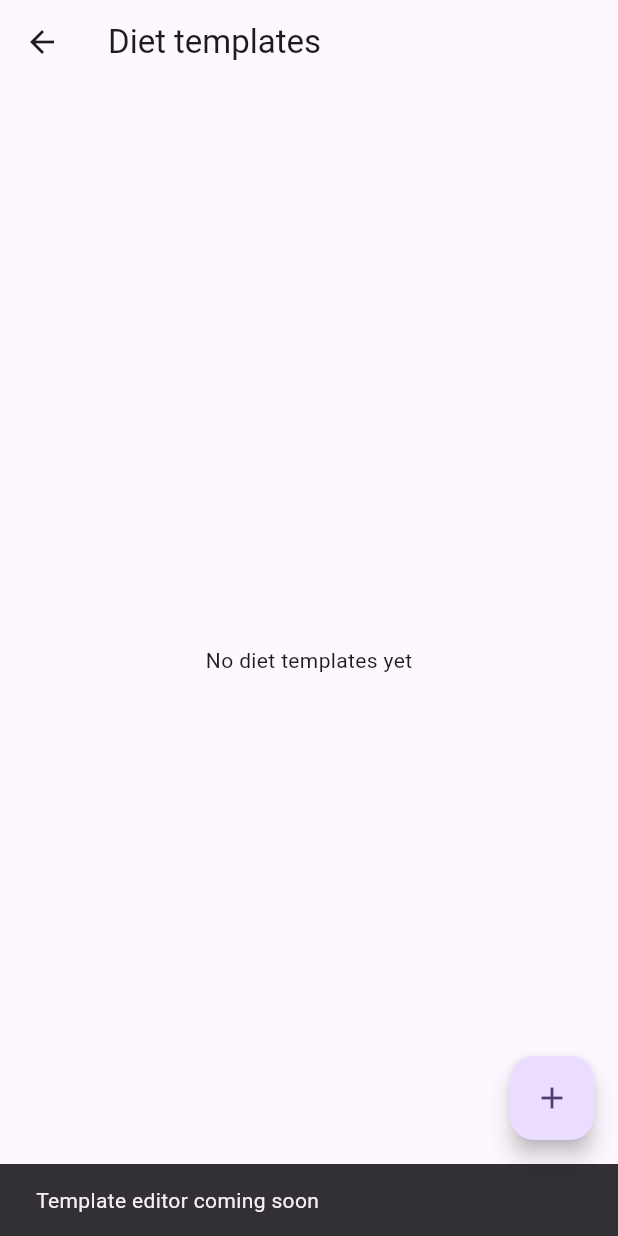
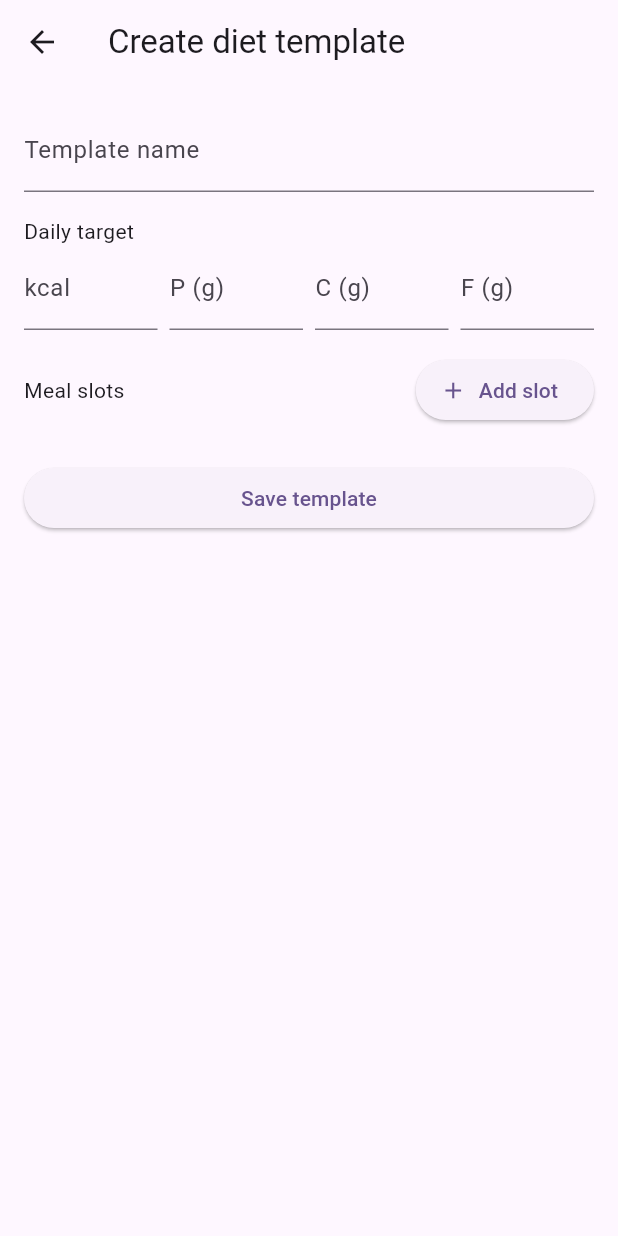
Before and after one commit to DavidSilvente/nutri-mvp, a Flutter app: the DietTemplatesScreen screen opened directly, after a tap on the "add" icon, on a phone screen of 412 x 824 dp. Run offline on Flutter 3.47's test engine with Material 3 defaults, Android fonts, the phone set to English and light mode, and no system bars; our stand-ins replace drift, flutter_riverpod; accounts and stored records are empty; generated files the repository leaves out were written again.

Commit message:
feat(nutrition): add diet template editor

```diff
--- /dev/null
+++ b/lib/features/nutrition/presentation/screens/diet_template_editor_screen.dart
@@ -0,0 +1,480 @@
+import 'package:flutter/material.dart';
+import 'package:flutter_riverpod/flutter_riverpod.dart';
+import 'package:nutri_mvp/core/health_failure_exception.dart';
+import 'package:nutri_mvp/features/nutrition/domain/entities/diet_template.dart';
+import 'package:nutri_mvp/features/nutrition/domain/failures/nutrition_failure.dart';
+import 'package:nutri_mvp/features/nutrition/domain/value_objects/energy.dart';
+import 'package:nutri_mvp/features/nutrition/domain/value_objects/macros.dart';
+import 'package:nutri_mvp/features/nutrition/domain/value_objects/nutrition_target.dart';
+import 'package:nutri_mvp/features/nutrition/presentation/providers/diet_plan_providers.dart';
+
+/// Creates a new diet template or edits an existing one.
+///
+/// [templateId] is `null` for create mode. Slots are edited inline and must
+/// sum to the daily target before the form can be saved.
+class DietTemplateEditorScreen extends ConsumerStatefulWidget {
+  const DietTemplateEditorScreen({super.key, required this.templateId});
+
+  final String? templateId;
+
+  @override
+  ConsumerState<DietTemplateEditorScreen> createState() =>
+      _DietTemplateEditorScreenState();
+}
+
+class _DietTemplateEditorScreenState
+    extends ConsumerState<DietTemplateEditorScreen> {
+  DietTemplate? _template;
+  Object? _lastError;
+  bool _loaded = false;
+
+  bool get _isCreate => widget.templateId == null;
+
+  @override
+  Widget build(BuildContext context) {
+    final stateAsync = ref.watch(dietPlanControllerProvider);
+
+    if (!_loaded && stateAsync.hasValue) {
+      _template = widget.templateId == null
+          ? null
+          : stateAsync.value!.templates.firstWhere(
+              (t) => t.id == widget.templateId,
+              orElse: () => throw StateError('Template not found'),
+            );
+      _loaded = true;
+    }
+
+    if (!_loaded && stateAsync.isLoading) {
+      return Scaffold(
+        appBar: AppBar(
+          title: Text(
+            _isCreate ? 'Create diet template' : 'Edit diet template',
+          ),
+        ),
+        body: const Center(child: CircularProgressIndicator()),
+      );
+    }
+
+    return Scaffold(
+      appBar: AppBar(
+        title: Text(
+          _isCreate ? 'Create diet template' : 'Edit diet template',
+        ),
+      ),
+      body: _TemplateForm(
+        template: _template,
+        initialError: _lastError,
+        onError: (error) => setState(() => _lastError = error),
+      ),
+    );
+  }
+}
+
+class _TemplateForm extends StatefulWidget {
+  const _TemplateForm({
+    this.template,
+    this.initialError,
+    this.onError,
+  });
+
+  final DietTemplate? template;
+  final Object? initialError;
+  final ValueChanged<Object?>? onError;
+
+  @override
+  State<_TemplateForm> createState() => _TemplateFormState();
+}
+
+class _SlotForm {
+  _SlotForm({required this.id});
+
+  final String id;
+  final TextEditingController label = TextEditingController();
+  final TextEditingController kcal = TextEditingController();
+  final TextEditingController protein = TextEditingController();
+  final TextEditingController carbs = TextEditingController();
+  final TextEditingController fat = TextEditingController();
+
+  void dispose() {
+    label.dispose();
+    kcal.dispose();
+    protein.dispose();
+    carbs.dispose();
+    fat.dispose();
+  }
+
+  static _SlotForm fromSlot(DietMealSlot slot) {
+    final form = _SlotForm(id: slot.id);
+    form.label.text = slot.label;
+    form.kcal.text = slot.target.energy.kcal.toStringAsFixed(0);
+    form.protein.text = slot.target.macros.proteinG.toStringAsFixed(0);
+    form.carbs.text = slot.target.macros.carbsG.toStringAsFixed(0);
+    form.fat.text = slot.target.macros.fatG.toStringAsFixed(0);
+    return form;
+  }
+
+  NutritionTarget readTarget() {
+    return NutritionTarget(
+      energy: Energy(kcal: _parse(kcal.text)),
+      macros: Macros(
+        proteinG: _parse(protein.text),
+        carbsG: _parse(carbs.text),
+        fatG: _parse(fat.text),
+      ),
+    );
+  }
+
+  DietMealSlot readSlot(int position) {
+    return DietMealSlot(
+      id: id,
+      label: label.text.trim(),
+      position: position,
+      target: readTarget(),
+    );
+  }
+
+  static double _parse(String text) {
+    final parsed = num.tryParse(text.trim());
+    return parsed?.toDouble() ?? 0;
+  }
+}
+
+class _TemplateFormState extends State<_TemplateForm> {
+  final _formKey = GlobalKey<FormState>();
+  final _nameController = TextEditingController();
+  final _kcalController = TextEditingController();
+  final _proteinController = TextEditingController();
+  final _carbsController = TextEditingController();
+  final _fatController = TextEditingController();
+  final List<_SlotForm> _slots = [];
+  String? _error;
+
+  @override
+  void initState() {
+    super.initState();
+    _error = _formatError(widget.initialError);
+    _initializeFromTemplate();
+  }
+
+  @override
+  void didUpdateWidget(covariant _TemplateForm oldWidget) {
+    super.didUpdateWidget(oldWidget);
+    if (oldWidget.template?.id != widget.template?.id) {
+      _initializeFromTemplate();
+    }
+    if (oldWidget.initialError != widget.initialError &&
+        widget.initialError != null) {
+      setState(() => _error = _formatError(widget.initialError));
+    }
+  }
+
+  void _initializeFromTemplate() {
+    final template = widget.template;
+    if (template == null) return;
+
+    _nameController.text = template.name;
+    _kcalController.text = template.dailyTarget.energy.kcal.toStringAsFixed(0);
+    _proteinController.text =
+        template.dailyTarget.macros.proteinG.toStringAsFixed(0);
+    _carbsController.text =
+        template.dailyTarget.macros.carbsG.toStringAsFixed(0);
+    _fatController.text =
+        template.dailyTarget.macros.fatG.toStringAsFixed(0);
+
+    for (final slot in _slots) {
+      slot.dispose();
+    }
+    _slots.clear();
+    _slots.addAll(template.slots.map(_SlotForm.fromSlot));
+  }
+
+  @override
+  void dispose() {
+    _nameController.dispose();
+    _kcalController.dispose();
+    _proteinController.dispose();
+    _carbsController.dispose();
+    _fatController.dispose();
+    for (final slot in _slots) {
+      slot.dispose();
+    }
+    super.dispose();
+  }
+
+  Future<void> _save() async {
+    setState(() => _error = null);
+    widget.onError?.call(null);
+    if (!_formKey.currentState!.validate()) return;
+
+    final name = _nameController.text.trim();
+    if (name.isEmpty) return;
+
+    final dailyTarget = NutritionTarget(
+      energy: Energy(kcal: _parse(_kcalController.text)),
+      macros: Macros(
+        proteinG: _parse(_proteinController.text),
+        carbsG: _parse(_carbsController.text),
+        fatG: _parse(_fatController.text),
+      ),
+    );
+
+    final slots = <DietMealSlot>[];
+    for (var i = 0; i < _slots.length; i++) {
+      slots.add(_slots[i].readSlot(i));
+    }
+
+    final summed = NutritionTarget.sum(slots.map((s) => s.target));
+    if (!summed.equalsWithinTolerance(dailyTarget)) {
+      setState(() => _error = 'Slot targets must sum to the daily target');
+      return;
+    }
+
+    final template = DietTemplate(
+      id: widget.template?.id ??
+          DateTime.now().microsecondsSinceEpoch.toString(),
+      name: name,
+      dailyTarget: dailyTarget,
+      slots: slots,
+    );
+
+    final container = ProviderScope.containerOf(context);
+    await container
+        .read(dietPlanControllerProvider.notifier)
+        .saveTemplate(template);
+
+    final state = container.read(dietPlanControllerProvider);
+    if (state.hasError) {
+      final message = _formatError(state.error);
+      setState(() => _error = message);
+      widget.onError?.call(state.error);
+      return;
+    }
+
+    if (!mounted) return;
+    Navigator.of(context).pop();
+  }
+
+  void _addSlot() {
+    setState(() {
+      _slots.add(
+        _SlotForm(id: DateTime.now().microsecondsSinceEpoch.toString()),
+      );
+    });
+  }
+
+  void _removeSlot(int index) {
+    setState(() {
+      _slots[index].dispose();
+      _slots.removeAt(index);
+    });
+  }
+
+  static double _parse(String text) {
+    final parsed = num.tryParse(text.trim());
+    return parsed?.toDouble() ?? 0;
+  }
+
+  static String? _formatError(Object? error) {
+    if (error == null) return null;
+    if (error is HealthFailureException) {
+      return switch (error.failure) {
+        ConflictFailure(reason: final reason) => reason,
+        StorageFailure(reason: final reason) => reason,
+        _ => 'Save failed',
+      };
+    }
+    return error.toString();
+  }
+
+  String? _requiredNumber(String? value) {
+    if (value == null || value.trim().isEmpty) return 'Required';
+    if (num.tryParse(value.trim()) == null) return 'Must be a number';
+    return null;
+  }
+
+  @override
+  Widget build(BuildContext context) {
+    return Form(
+      key: _formKey,
+      child: ListView(
+        padding: const EdgeInsets.all(16),
+        children: [
+          TextFormField(
+            key: const Key('templateNameField'),
+            controller: _nameController,
+            decoration: const InputDecoration(labelText: 'Template name'),
+            validator: (value) {
+              if (value == null || value.trim().isEmpty) return 'Required';
+              return null;
+            },
+          ),
+          const SizedBox(height: 16),
+          const Text('Daily target'),
+          Row(
+            children: [
+              Expanded(
+                child: TextFormField(
+                  key: const Key('dailyKcalField'),
+                  controller: _kcalController,
+                  decoration: const InputDecoration(labelText: 'kcal'),
+                  keyboardType: const TextInputType.numberWithOptions(
+                    decimal: true,
+                  ),
+                  validator: _requiredNumber,
+                ),
+              ),
+              const SizedBox(width: 8),
+              Expanded(
+                child: TextFormField(
+                  key: const Key('dailyProteinField'),
+                  controller: _proteinController,
+                  decoration: const InputDecoration(labelText: 'P (g)'),
+                  keyboardType: const TextInputType.numberWithOptions(
+                    decimal: true,
+                  ),
+                  validator: _requiredNumber,
+                ),
+              ),
+              const SizedBox(width: 8),
+              Expanded(
+                child: TextFormField(
+                  key: const Key('dailyCarbsField'),
+                  controller: _carbsController,
+                  decoration: const InputDecoration(labelText: 'C (g)'),
+                  keyboardType: const TextInputType.numberWithOptions(
+                    decimal: true,
+                  ),
+                  validator: _requiredNumber,
+                ),
+              ),
+              const SizedBox(width: 8),
+              Expanded(
+                child: TextFormField(
+                  key: const Key('dailyFatField'),
+                  controller: _fatController,
+                  decoration: const InputDecoration(labelText: 'F (g)'),
+                  keyboardType: const TextInputType.numberWithOptions(
+                    decimal: true,
+                  ),
+                  validator: _requiredNumber,
+                ),
+              ),
+            ],
+          ),
+          const SizedBox(height: 16),
+          Row(
+            mainAxisAlignment: MainAxisAlignment.spaceBetween,
+            children: [
+              const Text('Meal slots'),
+              ElevatedButton.icon(
+                key: const Key('addSlotButton'),
+                onPressed: _addSlot,
+                icon: const Icon(Icons.add),
+                label: const Text('Add slot'),
+              ),
+            ],
+          ),
+          ..._buildSlotEditors(),
+          if (_error != null) ...[
+            const SizedBox(height: 16),
+            Text(
+              _error!,
+              style: TextStyle(
+                color: Theme.of(context).colorScheme.error,
+              ),
+            ),
+          ],
+          const SizedBox(height: 24),
+          ElevatedButton(
+            key: const Key('saveTemplateButton'),
+            onPressed: _save,
+            child: const Text('Save template'),
+          ),
+        ],
+      ),
+    );
+  }
+
+  List<Widget> _buildSlotEditors() {
+    return _slots.asMap().entries.map((entry) {
+      final index = entry.key;
+      final slot = entry.value;
+      return Card(
+        child: Padding(
+          padding: const EdgeInsets.all(12),
+          child: Column(
+            crossAxisAlignment: CrossAxisAlignment.start,
+            children: [
+              TextFormField(
+                key: Key('slotLabelField_$index'),
+                controller: slot.label,
+                decoration: const InputDecoration(labelText: 'Slot label'),
+                validator: (value) {
+                  if (value == null || value.trim().isEmpty) return 'Required';
+                  return null;
+                },
+              ),
+              const SizedBox(height: 8),
+              Row(
+                children: [
+                  Expanded(
+                    child: TextFormField(
+                      key: Key('slotKcalField_$index'),
+                      controller: slot.kcal,
+                      decoration: const InputDecoration(labelText: 'kcal'),
+                      keyboardType: const TextInputType.numberWithOptions(
+                        decimal: true,
+                      ),
+                      validator: _requiredNumber,
+                    ),
+                  ),
+                  const SizedBox(width: 8),
+                  Expanded(
+                    child: TextFormField(
+                      key: Key('slotProteinField_$index'),
+                      controller: slot.protein,
+                      decoration: const InputDecoration(labelText: 'P (g)'),
+                      keyboardType: const TextInputType.numberWithOptions(
+                        decimal: true,
+                      ),
+                      validator: _requiredNumber,
+                    ),
+                  ),
+                  const SizedBox(width: 8),
+                  Expanded(
+                    child: TextFormField(
+                      key: Key('slotCarbsField_$index'),
+                      controller: slot.carbs,
+                      decoration: const InputDecoration(labelText: 'C (g)'),
+                      keyboardType: const TextInputType.numberWithOptions(
+                        decimal: true,
+                      ),
+                      validator: _requiredNumber,
+                    ),
+                  ),
+                  const SizedBox(width: 8),
+                  Expanded(
+                    child: TextFormField(
+                      key: Key('slotFatField_$index'),
+                      controller: slot.fat,
+                      decoration: const InputDecoration(labelText: 'F (g)'),
+                      keyboardType: const TextInputType.numberWithOptions(
+                        decimal: true,
+                      ),
+                      validator: _requiredNumber,
+                    ),
+                  ),
+                ],
+              ),
+              const SizedBox(height: 8),
+              TextButton(
+                onPressed: () => _removeSlot(index),
+                child: const Text('Remove'),
+              ),
+            ],
+          ),
+        ),
+      );
+    }).toList();
+  }
+}
--- a/lib/features/nutrition/presentation/screens/diet_templates_screen.dart
+++ b/lib/features/nutrition/presentation/screens/diet_templates_screen.dart
@@ -1,11 +1,9 @@
 import 'package:flutter/material.dart';
 import 'package:flutter_riverpod/flutter_riverpod.dart';
 import 'package:nutri_mvp/features/nutrition/presentation/providers/diet_plan_providers.dart';
+import 'package:nutri_mvp/features/nutrition/presentation/screens/diet_template_editor_screen.dart';
 
-/// Lists reusable diet templates.
-///
-/// Template creation/editing is intentionally deferred to the next slice; this
-/// screen is the first autonomous UI step in the diet planning flow.
+/// Lists reusable diet templates and navigates to the editor for create/edit.
 class DietTemplatesScreen extends ConsumerWidget {
   const DietTemplatesScreen({super.key});
 
@@ -39,6 +37,7 @@ class DietTemplatesScreen extends ConsumerWidget {
                   'F: ${template.dailyTarget.macros.fatG.round()}g · '
                   '${template.slots.length} slots',
                 ),
+                onTap: () => _openEditor(context, template.id),
               );
             },
           );
@@ -48,14 +47,17 @@ class DietTemplatesScreen extends ConsumerWidget {
       ),
       floatingActionButton: FloatingActionButton(
         key: const Key('addTemplateButton'),
-        onPressed: () {
-          // Editor deferred to PR 3B-B; this placeholder keeps the FAB present.
-          ScaffoldMessenger.of(context).showSnackBar(
-            const SnackBar(content: Text('Template editor coming soon')),
-          );
-        },
+        onPressed: () => _openEditor(context, null),
         child: const Icon(Icons.add),
       ),
     );
   }
+
+  void _openEditor(BuildContext context, String? templateId) {
+    Navigator.of(context).push(
+      MaterialPageRoute<void>(
+        builder: (_) => DietTemplateEditorScreen(templateId: templateId),
+      ),
+    );
+  }
 }
```
Also changed, not shown: 2 other files.
